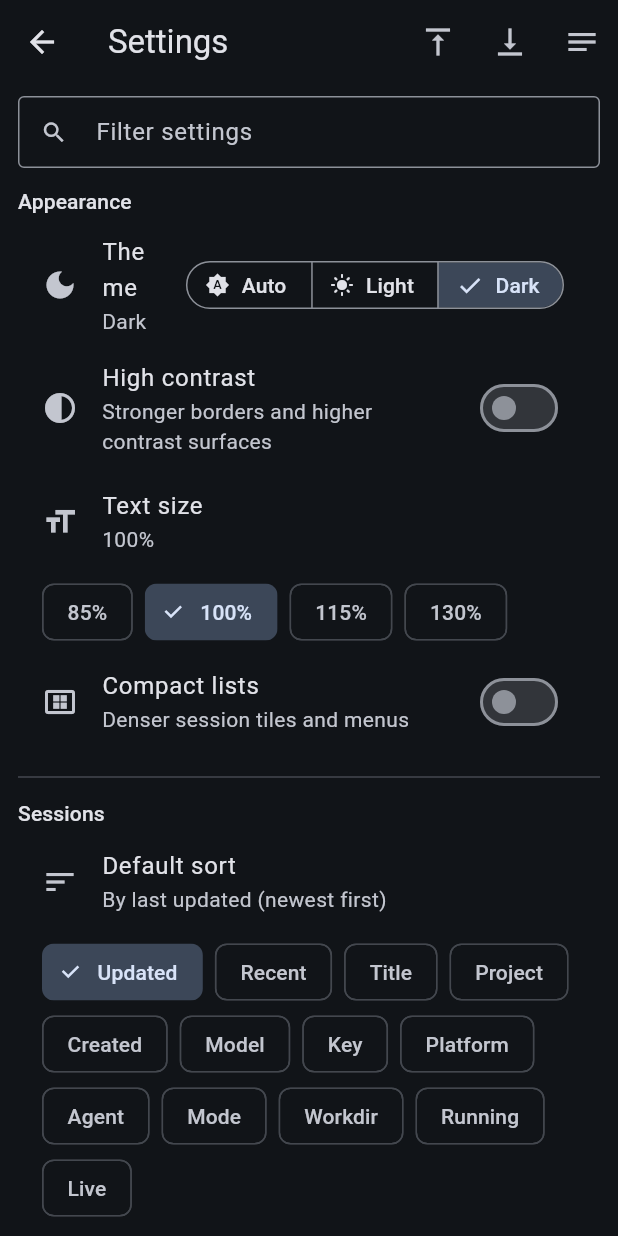
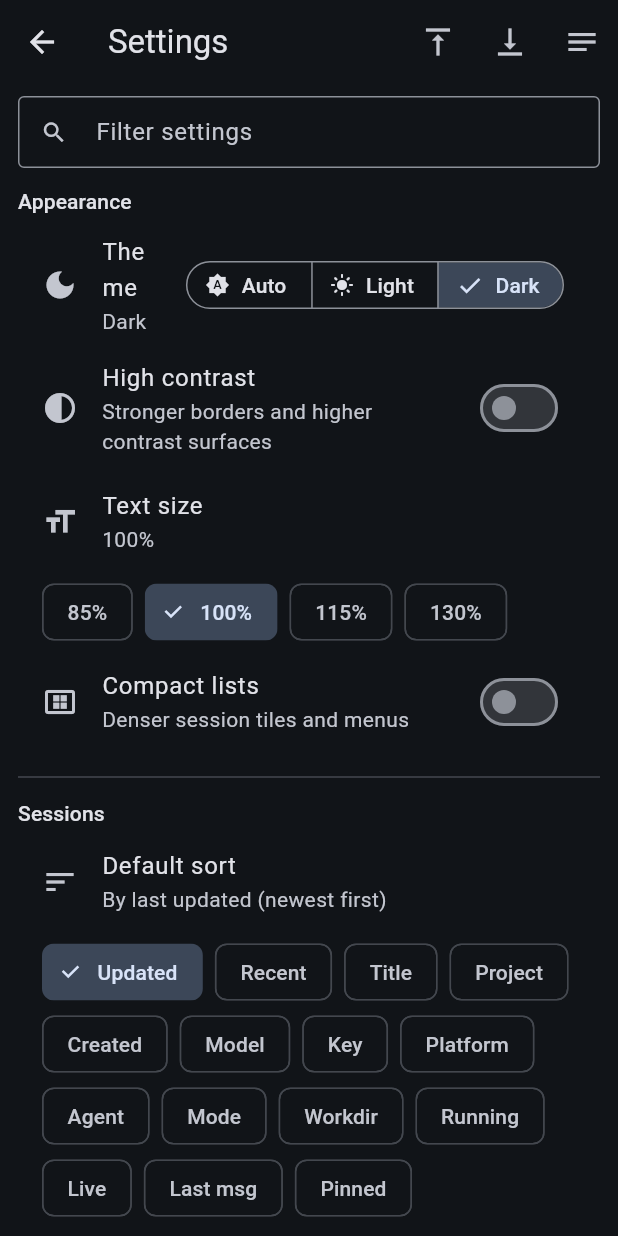
Before and after one commit to mengmenglin123/AgentDeck, a Flutter app: the SettingsScreen screen opened directly, after a tap on "Light", after a tap on "Dark", on a phone screen of 412 x 824 dp. Run offline on Flutter 3.47's test engine with Material 3 defaults, Android fonts, the phone set to English and light mode, and no system bars; our stand-ins replace flutter_secure_storage, shared_preferences; accounts and stored records are empty; statements that could not run were skipped.

Commit message:
feat: sessions last/pinned + connect platform/id sort
- Sessions sort modes: last message, pinned
- Connect profile sort: platform, id

```diff
--- a/apps/mobile/lib/screens/connect_screen.dart
+++ b/apps/mobile/lib/screens/connect_screen.dart
@@ -288,7 +288,11 @@ class _ConnectScreenState extends State<ConnectScreen> {
             icon: Icon(_wrapLines ? Icons.wrap_text : Icons.notes),
           ),
           IconButton(
-            tooltip: _sortMode == 'tls'
+            tooltip: _sortMode == 'id'
+                ? (_sortAsc ? 'Id Z→A' : 'Id A→Z')
+                : (_sortMode == 'platform'
+                    ? (_sortAsc ? 'Platform Z→A' : 'Platform A→Z')
+                    : (_sortMode == 'tls'
                         ? (_sortAsc ? 'TLS first' : 'Plain first')
                         : (_sortMode == 'bridgePort'
                             ? (_sortAsc ? 'Bridge port high→low' : 'Bridge port low→high')
@@ -300,7 +304,7 @@ class _ConnectScreenState extends State<ConnectScreen> {
                                         ? (_sortAsc ? 'Host Z→A' : 'Host A→Z')
                                         : (_sortMode == 'updated'
                                             ? (_sortAsc ? 'Updated new→old' : 'Updated old→new')
-                                    : (_sortAsc ? 'Profiles Z→A' : 'Profiles A→Z')))))),
+                                            : (_sortAsc ? 'Name Z→A' : 'Name A→Z')))))))),
             onPressed: () {
               setState(() {
                 if (_sortMode == 'name' && _sortAsc) {
@@ -312,28 +316,38 @@ class _ConnectScreenState extends State<ConnectScreen> {
                   _sortAsc = false;
                 } else if (_sortMode == 'host' && !_sortAsc) {
                   _sortMode = 'updated';
+                  _sortAsc = false; // new first
+                } else if (_sortMode == 'updated' && !_sortAsc) {
                   _sortAsc = true;
                 } else if (_sortMode == 'updated' && _sortAsc) {
+                  _sortMode = 'port';
                   _sortAsc = false;
-                } else if (_sortMode == 'updated' && !_sortAsc) {
-                  _sortMode = 'port';
+                } else if (_sortMode == 'port' && !_sortAsc) {
                   _sortAsc = true;
                 } else if (_sortMode == 'port' && _sortAsc) {
-                  _sortAsc = false;
-                } else if (_sortMode == 'port' && !_sortAsc) {
                   _sortMode = 'note';
                   _sortAsc = true;
                 } else if (_sortMode == 'note' && _sortAsc) {
                   _sortAsc = false;
                 } else if (_sortMode == 'note' && !_sortAsc) {
                   _sortMode = 'bridgePort';
+                  _sortAsc = false;
+                } else if (_sortMode == 'bridgePort' && !_sortAsc) {
                   _sortAsc = true;
                 } else if (_sortMode == 'bridgePort' && _sortAsc) {
-                  _sortAsc = false;
-                } else if (_sortMode == 'bridgePort' && !_sortAsc) {
                   _sortMode = 'tls';
                   _sortAsc = true;
                 } else if (_sortMode == 'tls' && _sortAsc) {
+                  _sortAsc = false;
+                } else if (_sortMode == 'tls' && !_sortAsc) {
+                  _sortMode = 'platform';
+                  _sortAsc = true;
+                } else if (_sortMode == 'platform' && _sortAsc) {
+                  _sortAsc = false;
+                } else if (_sortMode == 'platform' && !_sortAsc) {
+                  _sortMode = 'id';
+                  _sortAsc = true;
+                } else if (_sortMode == 'id' && _sortAsc) {
                   _sortAsc = false;
                 } else {
                   _sortMode = 'name';
@@ -341,19 +355,23 @@ class _ConnectScreenState extends State<ConnectScreen> {
                 }
               });
             },
-            icon: Icon(_sortMode == 'tls'
+            icon: Icon(_sortMode == 'id'
+                ? Icons.tag
+                : (_sortMode == 'platform'
+                    ? Icons.devices_other_outlined
+                    : (_sortMode == 'tls'
                         ? Icons.lock_outline
                         : (_sortMode == 'bridgePort'
-                    ? Icons.settings_ethernet
+                            ? Icons.cable
                             : (_sortMode == 'note'
                                 ? Icons.sticky_note_2_outlined
                                 : (_sortMode == 'port'
-                            ? Icons.tag
+                                    ? Icons.numbers
                                     : (_sortMode == 'host'
                                         ? Icons.dns_outlined
                                         : (_sortMode == 'updated'
                                             ? Icons.schedule
-                                    : (_sortAsc ? Icons.sort_by_alpha : Icons.sort))))))),
+                                            : (_sortAsc ? Icons.sort_by_alpha : Icons.sort))))))))),
           ),
 
           IconButton(
@@ -534,6 +552,16 @@ class _ConnectScreenState extends State<ConnectScreen> {
                       final ta = a.config.useTls ? 1 : 0;
                       final tb = b.config.useTls ? 1 : 0;
                       c = ta.compareTo(tb);
+                      if (c == 0) {
+                        c = a.name.toLowerCase().compareTo(b.name.toLowerCase());
+                      }
+                    } else if (_sortMode == 'platform') {
+                      c = a.config.platformName.toLowerCase().compareTo(b.config.platformName.toLowerCase());
+                      if (c == 0) {
+                        c = a.name.toLowerCase().compareTo(b.name.toLowerCase());
+                      }
+                    } else if (_sortMode == 'id') {
+                      c = a.id.toLowerCase().compareTo(b.id.toLowerCase());
                       if (c == 0) {
                         c = a.name.toLowerCase().compareTo(b.name.toLowerCase());
                       }
--- a/apps/mobile/lib/screens/sessions_screen.dart
+++ b/apps/mobile/lib/screens/sessions_screen.dart
@@ -385,10 +385,12 @@ class _SessionsScreenState extends State<SessionsScreen> {
         ? (context.read<AppSettingsController>().sessionSort)
         : 'updated';
     list.sort((a, b) {
-      final ap = _pinned.contains(a.sessionKey) ? 0 : 1;
-      final bp = _pinned.contains(b.sessionKey) ? 0 : 1;
-      if (ap != bp) return ap.compareTo(bp);
       int dir(int c) => _sortAsc ? c : -c;
+      if (sortMode != 'pinned') {
+        final ap = _pinned.contains(a.sessionKey) ? 0 : 1;
+        final bp = _pinned.contains(b.sessionKey) ? 0 : 1;
+        if (ap != bp) return ap.compareTo(bp);
+      }
       switch (sortMode) {
         case 'title':
           return dir(a.displayTitle.toLowerCase().compareTo(b.displayTitle.toLowerCase()));
@@ -429,6 +431,18 @@ class _SessionsScreenState extends State<SessionsScreen> {
         case 'live':
           final lc = (a.live ? 1 : 0).compareTo(b.live ? 1 : 0);
           if (lc != 0) return dir(-lc); // live first
+          return dir(a.displayTitle.toLowerCase().compareTo(b.displayTitle.toLowerCase()));
+        case 'last':
+          final la = (a.lastUser ?? '').toLowerCase();
+          final lb = (b.lastUser ?? '').toLowerCase();
+          final lsc = la.compareTo(lb);
+          if (lsc != 0) return dir(lsc);
+          return dir(a.displayTitle.toLowerCase().compareTo(b.displayTitle.toLowerCase()));
+        case 'pinned':
+          final pa = _pinned.contains(a.sessionKey) ? 1 : 0;
+          final pb = _pinned.contains(b.sessionKey) ? 1 : 0;
+          final pc = pa.compareTo(pb);
+          if (pc != 0) return dir(-pc); // pinned first by default dir
           return dir(a.displayTitle.toLowerCase().compareTo(b.displayTitle.toLowerCase()));
         case 'recent':
           final ar = _recentRank[a.sessionKey];
@@ -988,6 +1002,8 @@ class _SessionsScreenState extends State<SessionsScreen> {
                             PopupMenuItem(value: 'workdir', child: Text('Sort: Workdir')),
                             PopupMenuItem(value: 'running', child: Text('Sort: Running')),
                             PopupMenuItem(value: 'live', child: Text('Sort: Live')),
+                            PopupMenuItem(value: 'last', child: Text('Sort: Last msg')),
+                            PopupMenuItem(value: 'pinned', child: Text('Sort: Pinned')),
                           ],
                           child: Padding(
                             padding: const EdgeInsets.symmetric(horizontal: 4),
@@ -1007,6 +1023,8 @@ class _SessionsScreenState extends State<SessionsScreen> {
                                   'workdir': 'Workdir',
                                   'running': 'Running',
                                   'live': 'Live',
+                                  'last': 'Last msg',
+                                  'pinned': 'Pinned',
                                 }[settings.sessionSort] ??
                                     'Updated',
                                 style: const TextStyle(fontSize: 12),
--- a/apps/mobile/lib/screens/settings_screen.dart
+++ b/apps/mobile/lib/screens/settings_screen.dart
@@ -219,6 +219,8 @@ class _SettingsScreenState extends State<SettingsScreen> {
                   ('workdir', 'Workdir'),
                   ('running', 'Running'),
                   ('live', 'Live'),
+                  ('last', 'Last msg'),
+                  ('pinned', 'Pinned'),
                 ])
                   ChoiceChip(
                     label: Text(e.$2),
@@ -443,6 +445,10 @@ class _SettingsScreenState extends State<SettingsScreen> {
         return 'Running first (then title)';
       case 'live':
         return 'Live first (then title)';
+      case 'last':
+        return 'By last user message then title';
+      case 'pinned':
+        return 'Pinned first (then title; respects direction)';
       case 'recent':
         return 'By recently opened on this device (pins still first)';
       default:
--- a/apps/mobile/lib/services/app_settings_controller.dart
+++ b/apps/mobile/lib/services/app_settings_controller.dart
@@ -56,7 +56,7 @@ class AppSettingsController extends ChangeNotifier {
     }
     showToolsDefault = p.getBool(_kShowTools) ?? true;
     sessionSort = p.getString(_kSort) ?? 'updated';
-    const allowed = {'updated', 'title', 'project', 'created', 'recent', 'model', 'key', 'platform', 'agent', 'mode', 'workdir', 'running', 'live'};
+    const allowed = {'updated', 'title', 'project', 'created', 'recent', 'model', 'key', 'platform', 'agent', 'mode', 'workdir', 'running', 'live', 'last', 'pinned'};
     if (!allowed.contains(sessionSort)) sessionSort = 'updated';
     highContrast = p.getBool(_kContrast) ?? false;
     hapticsEnabled = p.getBool(_kHaptics) ?? true;
--- a/apps/mobile/pubspec.yaml
+++ b/apps/mobile/pubspec.yaml
@@ -1,7 +1,7 @@
 name: huanhermes_app
 description: HuanHermes remote console for Claude Code / Codex / Hermes hosts.
 publish_to: "none"
-version: 0.1.93+93
+version: 0.1.94+94
 
 environment:
   sdk: ">=3.3.0 <4.0.0"
```
Also changed, not shown: 2 other files. Lines whose indentation alone changed are shown as unchanged.
